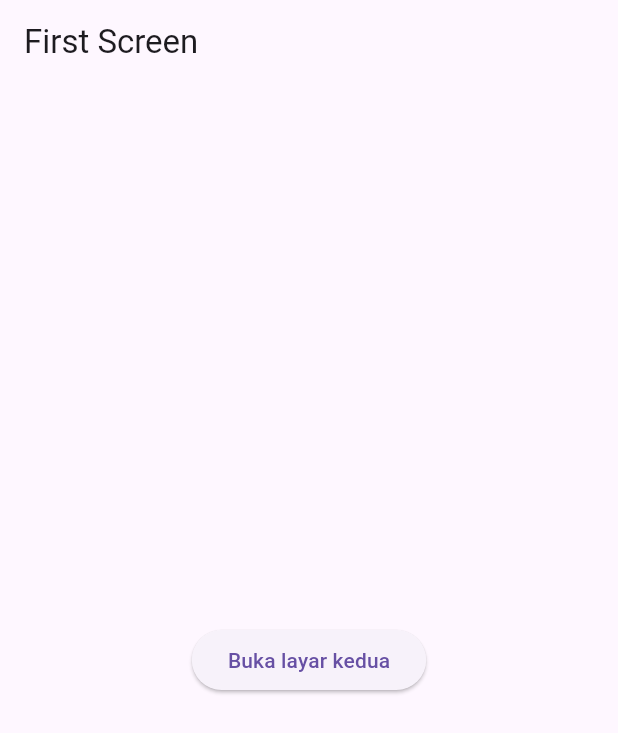
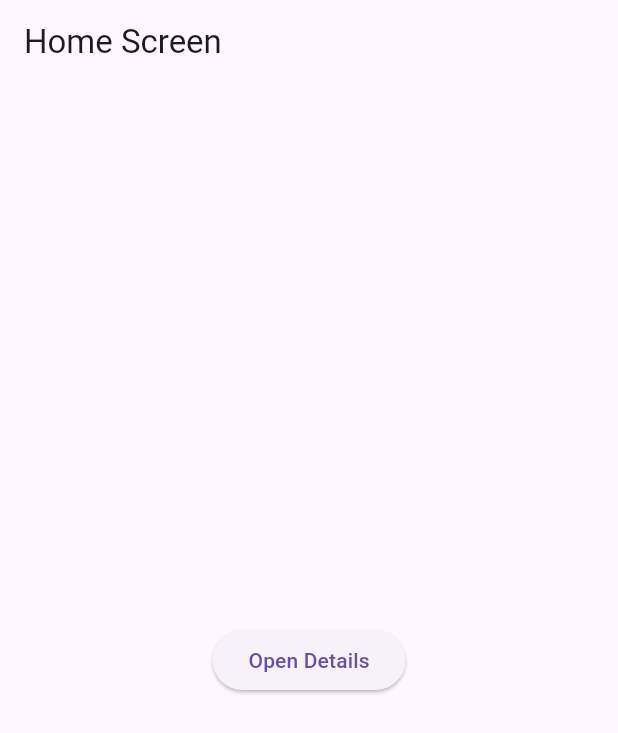
Before and after one commit to Theofany123/AssignmentLab5Routes, a Flutter app: the screen it shows after launch, on a phone screen of 412 x 824 dp. Shown: the top 733 px of the screen. Run offline on Flutter 3.47's test engine with Material 3 defaults, Android fonts, the phone set to English and light mode, and no system bars.

```diff
--- a/lib/main.dart
+++ b/lib/main.dart
@@ -5,41 +5,45 @@ void main() => runApp(MyApp());
 class MyApp extends StatelessWidget {
   @override
   Widget build(BuildContext context) {
-    return MaterialApp(title: 'Navigation Lab', home: FirstScreen());
+    return MaterialApp(
+      title: 'Navigation Lab',
+      initialRoute: '/',
+      routes: {
+        '/': (context) => HomeScreen(),
+        '/details': (context) => DetailsScreen(),
+      },
+    );
   }
 }
 
-class FirstScreen extends StatelessWidget {
+class HomeScreen extends StatelessWidget {
   @override
   Widget build(BuildContext context) {
     return Scaffold(
-      appBar: AppBar(title: Text('First Screen')),
+      appBar: AppBar(title: Text('Home Screen')),
       body: Center(
         child: ElevatedButton(
-          child: Text('Buka layar kedua'),
           onPressed: () {
-            Navigator.push(
-              context,
-              MaterialPageRoute(builder: (context) => SecondScreen()),
-            );
+            Navigator.pushNamed(context, '/details');
           },
+          child: Text('Open Details'),
         ),
       ),
     );
   }
 }
 
-class SecondScreen extends StatelessWidget {
+class DetailsScreen extends StatelessWidget {
   @override
   Widget build(BuildContext context) {
     return Scaffold(
-      appBar: AppBar(title: Text('Second Screen')),
+      appBar: AppBar(title: Text('Details Screen')),
       body: Center(
         child: ElevatedButton(
-          child: Text('Kembali'),
           onPressed: () {
             Navigator.pop(context);
           },
+          child: Text('Back to Home'),
         ),
       ),
     );
```
